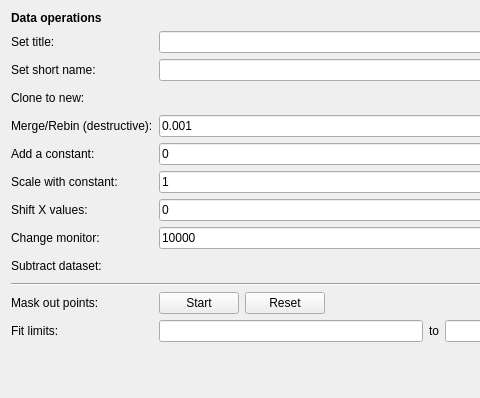
The window that ufit/gui/ui/dataops.ui (McStasMcXtrace/ufit) describes before a commit, drawn with Qt 5; both pictures show x 0 to 480 and y 0 to 398 of the 805 by 696 pixel window.
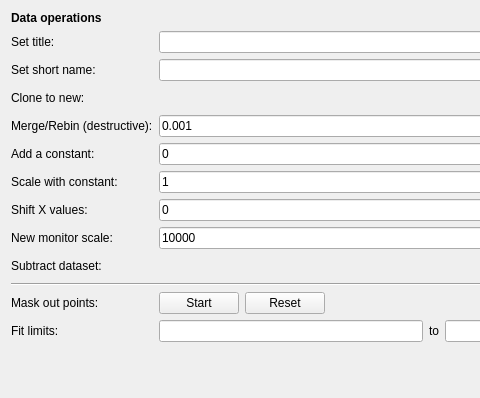
The same window after the commit.

Commit message: clarifications for monitor scaling

```diff
--- a/ufit/gui/ui/dataops.ui
+++ b/ufit/gui/ui/dataops.ui
@@ -188,7 +188,7 @@
         </sizepolicy>
        </property>
        <property name="text">
-        <string>Change monitor:</string>
+        <string>New monitor scale:</string>
        </property>
       </widget>
      </item>
```
The commit also changes 1 other file.
